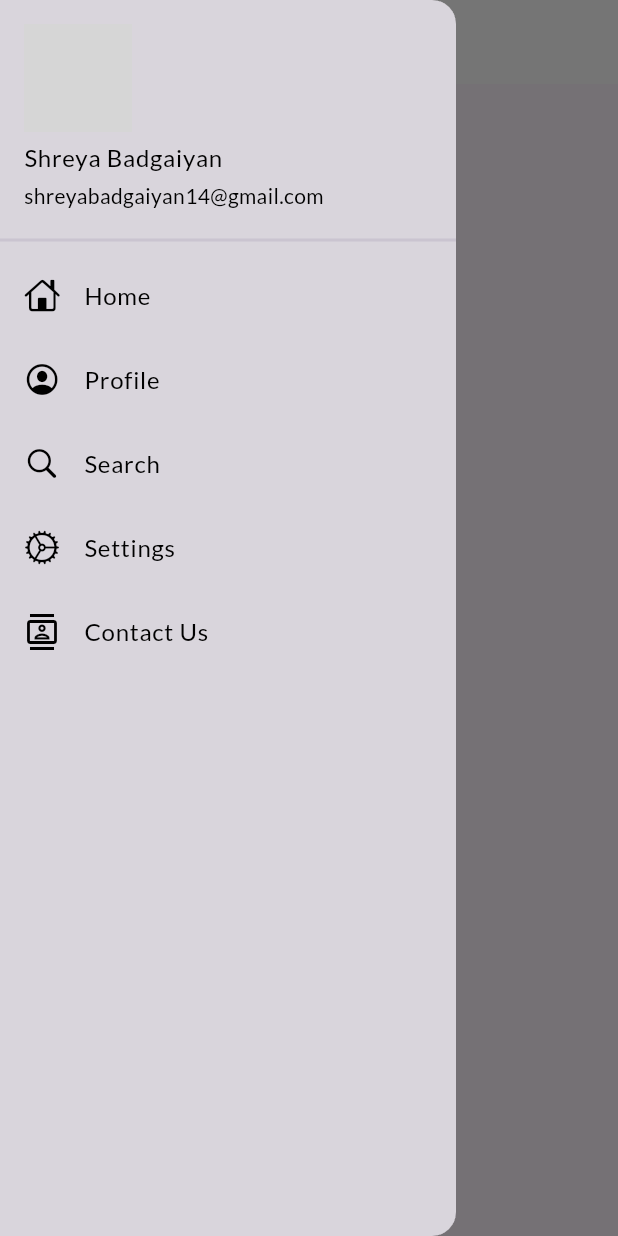
After one commit to ShreyaBadgaiyan/Catalog_app., a Flutter app: the screen it shows after launch, with the side drawer open, on a phone screen of 412 x 824 dp. The commit adds this screen. Run offline on Flutter 3.47's test engine with Material 3 defaults, Android fonts, the phone set to English and light mode, and no system bars; our stand-ins replace google_fonts; network calls fail; grey boxes are pictures that could not be loaded.

Commit message:
themes extracted

```diff
--- a/lib/main.dart
+++ b/lib/main.dart
@@ -1,3 +1,4 @@
+import 'package:demoapp/widgets/themes.dart';
 import "package:flutter/material.dart";
 import 'package:google_fonts/google_fonts.dart';
 import 'utils/routes.dart';
@@ -16,13 +17,9 @@ class MyApp extends StatelessWidget{
   Widget build(BuildContext context){
     return MaterialApp(
       themeMode:ThemeMode.light,
-    theme:ThemeData(
-    primarySwatch:Colors.pink,
-    fontFamily:GoogleFonts.lato().fontFamily,
-    ),
-    darkTheme: ThemeData(
-      brightness:Brightness.dark,
-    ),
+    theme:MyTheme.lightTheme,
+    darkTheme: MyTheme.darkTheme,
+
     initialRoute: "/",
 
     routes:{
--- a/lib/screens/homePage.dart
+++ b/lib/screens/homePage.dart
@@ -1,3 +1,4 @@
+import 'package:demoapp/widgets/drawer.dart';
 import 'package:flutter/material.dart';
 
 
@@ -7,18 +8,21 @@ class HomePage extends StatelessWidget {
 
   @override
   Widget build(BuildContext context) {
-    return Material(
+    return Scaffold(
+      appBar: AppBar(
+        title: Text("Catalog App",
+        style: TextStyle(
+          color: Colors.black,
+        ),),
 
-      child: Center(
-        child: Text("HOMEPAGE"
-        ,
-        style: TextStyle(
-          color: Colors.pink,
-          height: 34,
-        ),
+      ),
+      body: Center(
+        child: Container(
+
         ),
       ),
-    ) ;
+      drawer: MyDrawer(),
+    );
 
   }
 }
--- /dev/null
+++ b/lib/widgets/drawer.dart
@@ -0,0 +1,94 @@
+import 'package:flutter/cupertino.dart';
+import 'package:flutter/material.dart';
+
+class MyDrawer extends StatelessWidget {
+  const MyDrawer({super.key});
+
+  @override
+  Widget build(BuildContext context) {
+    final imageURL="https://media.licdn.com/dms/image/D5603AQGVXTEyq1JyLg/profile-displayphoto-shrink_800_800/0/1686986503414?e=1712188800&v=beta&t=ha_Wb_XeAzZ2-q7yo3DuF54trR0LrlNk4oRmkC76nVo";
+    return Drawer(
+      child: Container(
+        color: Colors.black12,
+        child: ListView(
+          padding: EdgeInsets.zero,
+          children: [
+            DrawerHeader(
+                padding: EdgeInsets.zero,
+                child: UserAccountsDrawerHeader(
+              margin: EdgeInsets.zero,
+              decoration: BoxDecoration(
+              ),
+              accountName: Text("Shreya Badgaiyan",
+                style: TextStyle(
+                  color: Colors.black,
+                ),),
+              accountEmail: Text("shreyabadgaiyan14@gmail.com",
+                style: TextStyle(
+                  color: Colors.black,
+                ),),
+              arrowColor: Colors.purple,
+                  currentAccountPicture: CircleAvatar(
+                    backgroundImage: NetworkImage(imageURL),
+                  ) ,
+            )
+            ),
+
+            ListTile(
+              leading: Icon(CupertinoIcons.home,
+              color: Colors.black,),
+                title:Text("Home",
+                style: TextStyle(
+                  color: Colors.black,
+                ),)
+
+            ),
+
+
+
+            ListTile(
+                leading: Icon(CupertinoIcons.profile_circled,
+                  color: Colors.black,),
+                title:Text("Profile",
+                  style: TextStyle(
+                    color: Colors.black,
+                  ),)
+
+            ),
+
+            ListTile(
+                leading: Icon(CupertinoIcons.search,
+                  color: Colors.black,),
+                title:Text("Search",
+                  style: TextStyle(
+                    color: Colors.black,
+                  ),)
+
+            ),
+
+            ListTile(
+                leading: Icon(CupertinoIcons.settings_solid,
+                  color: Colors.black,),
+                title:Text("Settings",
+                  style: TextStyle(
+                    color: Colors.black,
+                  ),)
+
+            ),
+
+            ListTile(
+                leading: Icon(Icons.contacts_outlined,
+                  color: Colors.black,),
+                title:Text("Contact Us",
+                  style: TextStyle(
+                    color: Colors.black,
+                  ),)
+
+            ),
+
+          ],
+        ),
+      ),
+    );
+  }
+}
--- /dev/null
+++ b/lib/widgets/themes.dart
@@ -0,0 +1,19 @@
+import 'package:flutter/material.dart';
+import 'package:flutter/material.dart';
+import 'package:google_fonts/google_fonts.dart';
+class MyTheme{
+static  ThemeData get lightTheme =>ThemeData(
+primarySwatch:Colors.pink,
+fontFamily:GoogleFonts.lato().fontFamily,
+appBarTheme: AppBarTheme(
+color: Colors.white,
+elevation: 0.0,
+iconTheme: IconThemeData(color: Colors.black),
+)
+);
+
+
+  static  ThemeData get darkTheme => ThemeData(
+brightness:Brightness.dark,
+);
+}
```
